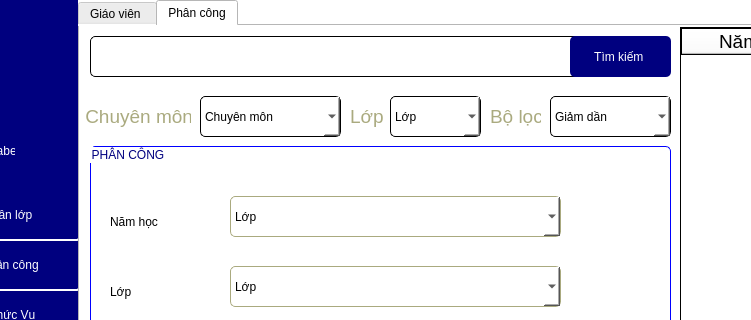
phuthuy44/Student--py, file GUI/TrangChu.ui: the form before one commit; both pictures show x 122 to 873 and y 0 to 320 of the 1419 by 781 pixel window.
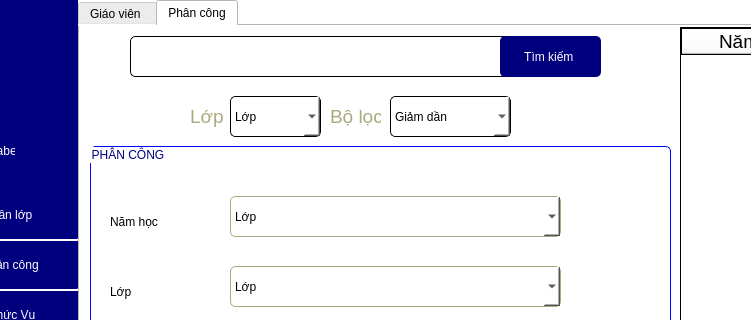
The form after the commit. The open tabs and pages were chosen to show the change.

What changed in the file:
```diff
--- a/GUI/TrangChu.ui
+++ b/GUI/TrangChu.ui
@@ -3464,9 +3464,9 @@
        <widget class="QLineEdit" name="lineEdit_127">
         <property name="geometry">
          <rect>
-          <x>10</x>
+          <x>50</x>
           <y>10</y>
-          <width>491</width>
+          <width>401</width>
           <height>41</height>
          </rect>
         </property>
@@ -3481,7 +3481,7 @@
        <widget class="QPushButton" name="pushButton_137">
         <property name="geometry">
          <rect>
-          <x>490</x>
+          <x>420</x>
           <y>10</y>
           <width>101</width>
           <height>41</height>
@@ -3505,70 +3505,10 @@
          <string>Tìm kiếm </string>
         </property>
        </widget>
-       <widget class="QComboBox" name="comboBox_57">
-        <property name="geometry">
-         <rect>
-          <x>120</x>
-          <y>70</y>
-          <width>141</width>
-          <height>41</height>
-         </rect>
-        </property>
-        <property name="styleSheet">
-         <string notr="true">QComboBox{
-font: 16pt &quot;Tahoma&quot;;
-	color: rgb(0, 0, 0);
-border: 1px solid black;
-border-radius:5px;
-}</string>
-        </property>
-        <item>
-         <property name="text">
-          <string>Chuyên môn </string>
-         </property>
-        </item>
-        <item>
-         <property name="text">
-          <string>Vật lý </string>
-         </property>
-        </item>
-        <item>
-         <property name="text">
-          <string>Toán học </string>
-         </property>
-        </item>
-        <item>
-         <property name="text">
-          <string>Lịch sử</string>
-         </property>
-        </item>
-       </widget>
-       <widget class="QLabel" name="label_279">
-        <property name="geometry">
-         <rect>
-          <x>0</x>
-          <y>70</y>
-          <width>111</width>
-          <height>41</height>
-         </rect>
-        </property>
-        <property name="font">
-         <font>
-          <family>Tahoma</family>
-          <pointsize>14</pointsize>
-         </font>
-        </property>
-        <property name="styleSheet">
-         <string notr="true">color: rgb(170, 170, 127);</string>
-        </property>
-        <property name="text">
-         <string> Chuyên môn</string>
-        </property>
-       </widget>
        <widget class="QLabel" name="label_281">
         <property name="geometry">
          <rect>
-          <x>270</x>
+          <x>110</x>
           <y>70</y>
           <width>51</width>
           <height>41</height>
@@ -3590,7 +3530,7 @@
        <widget class="QComboBox" name="comboBox_58">
         <property name="geometry">
          <rect>
-          <x>310</x>
+          <x>150</x>
           <y>70</y>
           <width>91</width>
           <height>41</height>
@@ -3613,7 +3553,7 @@
        <widget class="QLabel" name="label_282">
         <property name="geometry">
          <rect>
-          <x>410</x>
+          <x>250</x>
           <y>70</y>
           <width>51</width>
           <height>41</height>
@@ -3635,7 +3575,7 @@
        <widget class="QComboBox" name="comboBox_59">
         <property name="geometry">
          <rect>
-          <x>470</x>
+          <x>310</x>
           <y>70</y>
           <width>121</width>
           <height>41</height>
```
Left out of the diff: 12 changed lines with no effect on the pictures.
